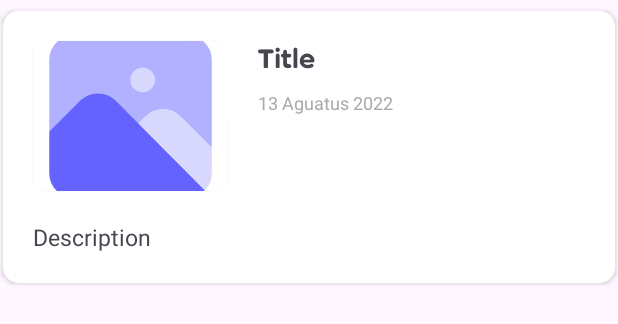
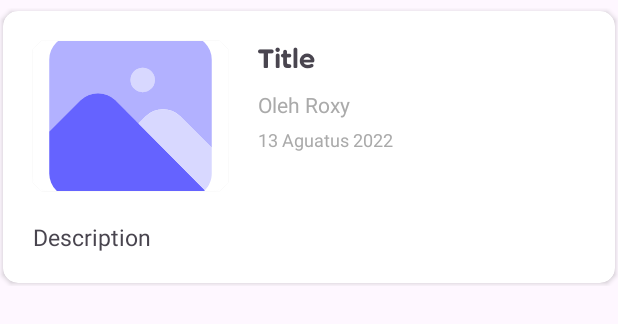
Before and after one commit to ihsanulhadii/KDRT, an Android app: the layout item_threads.xml on its own in the app's theme, with its tools: preview values and no code run, on a phone screen of 412 x 824 dp. Shown: the top 324 px of the screen. Run offline under Robolectric (Android 15) with nearby library versions, the phone set to English and light mode, and no system bars.

Commit message:
list thread

```diff
--- a/app/src/main/java/com/example/myapplication/activity/ActivityPostThreads.java
+++ b/app/src/main/java/com/example/myapplication/activity/ActivityPostThreads.java
@@ -341,6 +341,7 @@ public class ActivityPostThreads extends AppCompatActivity {
         data.put("title",titleReport);
         data.put("id",idReport);
         data.put("userId",userId);
+        data.put("publish",true);
         data.put("kronologisingkat",shortDescription);
         data.put("kronologikeseluruhan", description);
         data.put("img",urlImage);
--- a/app/src/main/res/layout/item_threads.xml
+++ b/app/src/main/res/layout/item_threads.xml
@@ -59,14 +59,25 @@
                         tools:text="Title" />
 
                     <TextView
+                        android:id="@+id/tvAuthor"
+                        android:layout_width="wrap_content"
+                        android:layout_height="wrap_content"
+                        android:layout_marginStart="10dp"
+                        android:layout_marginTop="10dp"
+                        android:textSize="14sp"
+                        android:textColor="#aaa"
+                        tools:text="Oleh Roxy" />
+
+                    <TextView
                         android:id="@+id/tvDate"
                         android:layout_width="wrap_content"
                         android:layout_height="wrap_content"
-                        android:layout_marginLeft="10dp"
-                        android:layout_marginTop="10dp"
+                        android:layout_marginStart="10dp"
+                        android:layout_marginTop="5dp"
                         android:textSize="12sp"
                         android:textColor="#aaa"
                         tools:text="13 Aguatus 2022" />
+
 
                 </LinearLayout>
 
```
Also changed, not shown: app/src/main/java/com/example/myapplication/activity/ActivityListThreads.java (+37 -3 lines), app/src/main/java/com/example/myapplication/adapter/ThreadAdapter.java (+10 -28 lines), app/src/main/java/com/example/myapplication/model/ThreadModel.java (+0 -7 lines), app/src/main/java/com/example/myapplication/model/User.java (+26 -41 lines).
